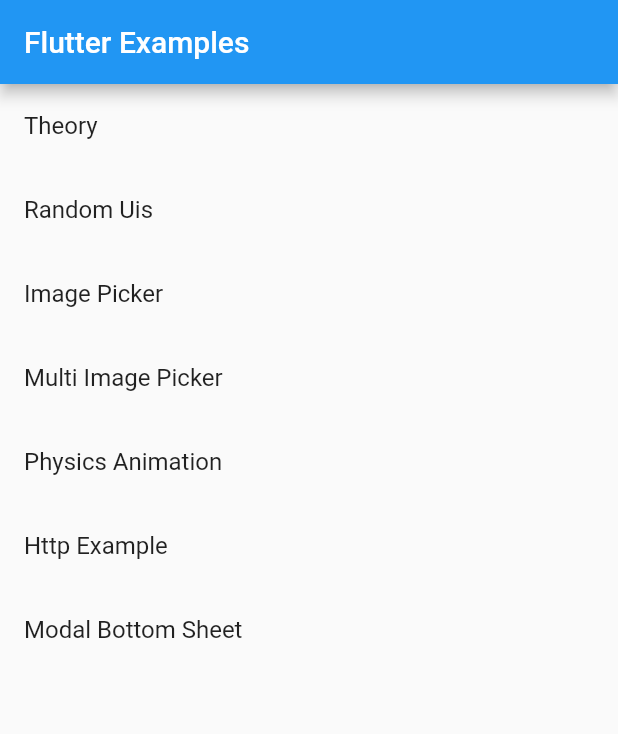
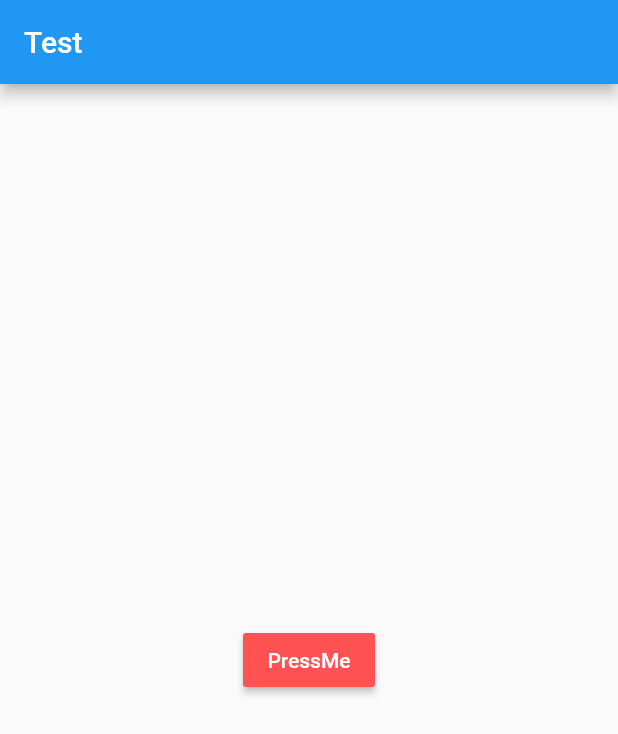
Before and after one commit to viveky259259/flutter_for_people, a Flutter app: the screen it shows after launch, on a phone screen of 412 x 824 dp. Shown: the top 734 px of the screen. Run offline on Flutter 3.47's test engine with Material 2 defaults, Android fonts, the phone set to English and light mode, and no system bars; our stand-ins replace bloc, equatable, flip_card, flutter_bloc, get_it, hive and 2 more; missing offline and left inert: clippy_flutter, firebase, flutter_cupertino_date_picker, giffy_dialog, razorpay_flutter, sqlcool; accounts and stored records are empty.

Commit message:
sqlcool example Materiallocalization error

```diff
--- /dev/null
+++ b/lib/databases/sqlcool/conf.dart
@@ -0,0 +1,3 @@
+import 'package:sqlcool/sqlcool.dart';
+
+Db db = Db();
--- /dev/null
+++ b/lib/databases/sqlcool/main.dart
@@ -0,0 +1,29 @@
+import 'package:flutter/cupertino.dart';
+import 'package:flutter/material.dart';
+import 'package:flutter_for_people/databases/sqlcool/conf.dart';
+import 'package:flutter_for_people/databases/sqlcool/initdb.dart';
+import 'package:flutter_for_people/databases/sqlcool/screens/chatlist.dart';
+
+void main() {
+  runApp(MyApp());
+}
+
+final routes = {
+  '/': (BuildContext context) => ChatList(),
+//  '/select_bloc': (BuildContext context) => PageSelectBloc(),
+//  '/join': (BuildContext context) => PageJoinQuery(),
+//  '/upsert': (BuildContext context) => UpsertPage(),
+//  '/dbmodel': (BuildContext context) => DbModelPage(),
+//  '/dbmanager': (BuildContext context) => DbViewer(db: db),
+};
+
+class MyApp extends StatelessWidget {
+  @override
+  Widget build(BuildContext context) {
+    initDb(db);
+    return MaterialApp(
+      title: "Sql cool",
+      routes: routes,
+    );
+  }
+}
--- /dev/null
+++ b/lib/error_recreation/Material.localization.error.dart
@@ -0,0 +1,89 @@
+import 'package:flutter/material.dart';
+
+/*
+Stack overlow URL : https://stackoverflow.com/questions/56275595/no-materiallocalizations-found-myapp-widgets-require-materiallocalizations-to
+
+  Errorneous Code
+
+ import 'package:flutter/material.dart';
+
+class MaterialLocalizationError extends StatelessWidget {
+  @override
+  Widget build(BuildContext context) {
+    return MaterialApp(
+      title: "Test",
+      home: Scaffold(
+        appBar: AppBar(title: Text("Test")),
+        body: Container(
+          child: Center(
+            child: RaisedButton(
+              color: Colors.redAccent,
+              textColor: Colors.white,
+              onPressed: () {
+                testAlert(context);
+              },
+              child: Text("PressMe"),
+            ),
+          ),
+        ),
+      ),
+    );
+  }
+
+  void testAlert(BuildContext context) {
+    var alert = AlertDialog(
+      title: Text("Test"),
+      content: Text("Done..!"),
+    );
+
+    showDialog(
+        context: context,
+        builder: (BuildContext context) {
+          return alert;
+        });
+  }
+}
+*/
+
+//Corrected Code
+
+class MaterialLocalizationError extends StatelessWidget {
+  @override
+  Widget build(BuildContext context) {
+    return MaterialApp(title: "Test", home: Test());
+  }
+}
+
+class Test extends StatelessWidget {
+  void testAlert(BuildContext context) {
+    var alert = AlertDialog(
+      title: Text("Test"),
+      content: Text("Done..!"),
+    );
+
+    showDialog(
+        context: context,
+        builder: (BuildContext context) {
+          return alert;
+        });
+  }
+
+  @override
+  Widget build(BuildContext context) {
+    return Scaffold(
+      appBar: AppBar(title: Text("Test")),
+      body: Container(
+        child: Center(
+          child: RaisedButton(
+            color: Colors.redAccent,
+            textColor: Colors.white,
+            onPressed: () {
+              testAlert(context);
+            },
+            child: Text("PressMe"),
+          ),
+        ),
+      ),
+    );
+  }
+}
--- a/lib/main.dart
+++ b/lib/main.dart
@@ -1,9 +1,11 @@
 import 'package:flutter/material.dart';
+import 'package:flutter_for_people/error_recreation/Material.localization.error.dart';
+import 'package:flutter_for_people/error_recreation/error.recreation.list.dart';
 
 import 'hive/newexample/person.ui.dart';
 import 'list.examples.dart';
 
-void main() => runApp(MyApp());
+void main() => runApp(MaterialLocalizationError());
 
 class MyApp extends StatelessWidget {
   // This widget is the root of your application.
@@ -23,7 +25,7 @@
           // is not restarted.
           primarySwatch: Colors.blue,
         ),
-        home: ExamplesList()
+        home: MaterialLocalizationError()
 //        HiveExampleUi()
 //        RazorPayExample()
 //        PhysicsAnimationExample()
--- a/pubspec.yaml
+++ b/pubspec.yaml
@@ -41,6 +41,7 @@
   razorpay_flutter: ^1.1.2
 
   clippy_flutter: ^1.1.0
+  sqlcool: ^4.2.0
 
 
 
```
Also changed, not shown: lib/databases/sqlcool/initdb.dart (added, +35 -0 lines), lib/databases/sqlcool/screens/chat_screen.dart (added, +97 -0 lines), lib/databases/sqlcool/screens/chatlist.dart (added, +90 -0 lines), lib/error_recreation/error.recreation.list.dart (added, +23 -0 lines), lib/list.examples.dart (+16 -1 lines), pubspec.lock.
